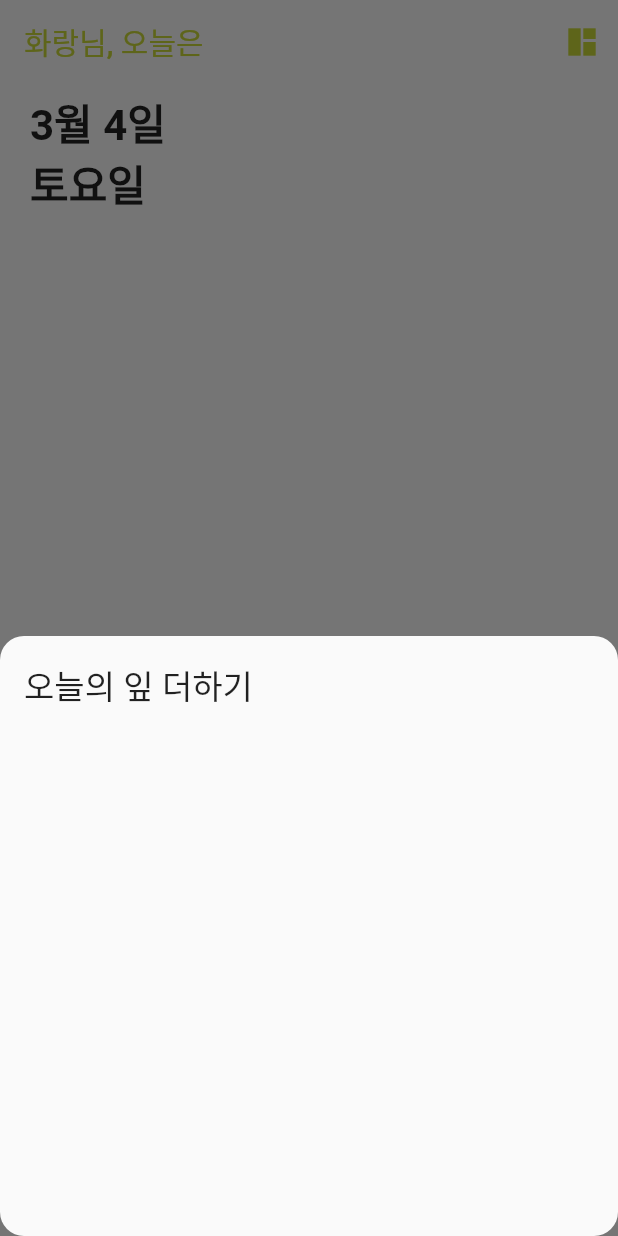
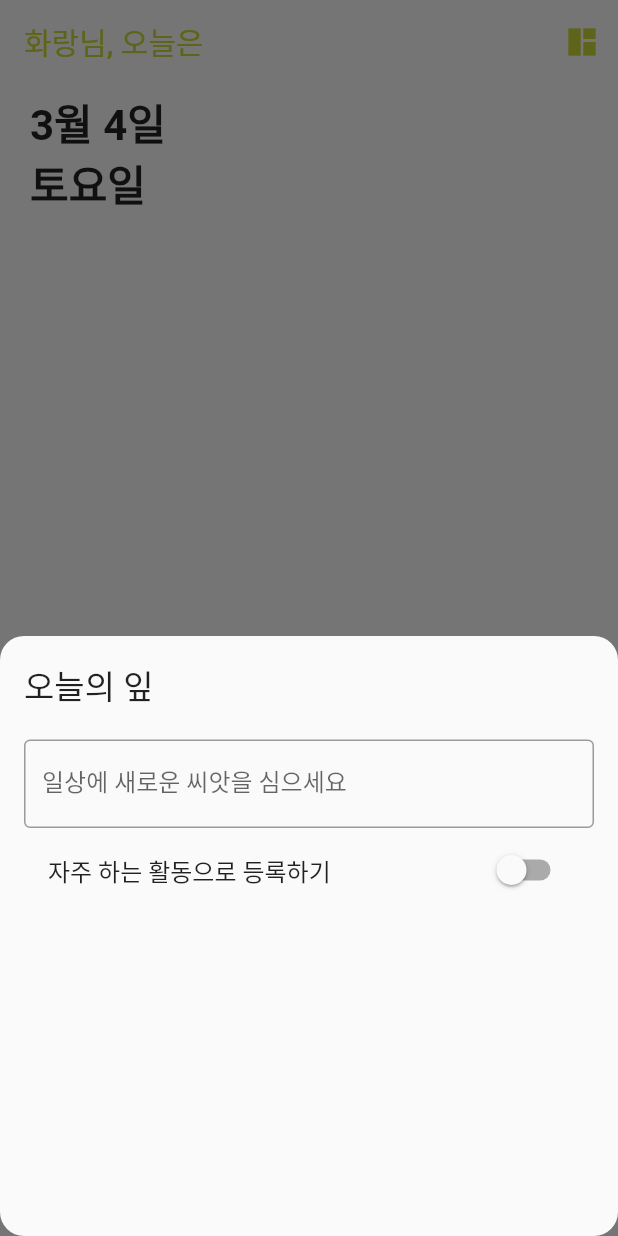
Before and after one commit to leehwarang/fluttering-flutter, a Flutter app: the screen it shows after launch, after a tap on the "add" icon, on a phone screen of 412 x 824 dp. Run offline on Flutter 3.47's test engine with Material 2 defaults, Android fonts, the phone set to English and light mode, and no system bars; our stand-ins replace shared_preferences.

Commit message:
feat: NewLeafBottomSheet widget 으로 분리

```diff
--- a/lib/navigator/main_navigator.dart
+++ b/lib/navigator/main_navigator.dart
@@ -3,6 +3,8 @@ import 'package:pmfm/provider/bottomNavigationBar_provider.dart';
 import 'package:pmfm/screens/calendar_screen.dart';
 import 'package:pmfm/screens/home_screen.dart';
 import 'package:provider/provider.dart';
+
+import '../widgets/new_leaf_bottomsheet.dart';
 
 class MainNavigator extends StatelessWidget {
   MainNavigator({super.key});
@@ -23,9 +25,8 @@ class MainNavigator extends StatelessWidget {
     int currentIndex = _bottomNavigationBarProvider.selectedTabIndex;
 
     void openAddBottomSheet() {
-      final String title = _bottomNavigationBarProvider.leafType == "today"
-          ? "오늘의 잎 더하기"
-          : "내일의 잎 더하기";
+      final String title =
+          _bottomNavigationBarProvider.leafType == "today" ? "오늘의 잎" : "내일의 잎";
 
       showModalBottomSheet<void>(
         shape: const RoundedRectangleBorder(
@@ -35,27 +36,7 @@ class MainNavigator extends StatelessWidget {
         ),
         context: context,
         builder: (BuildContext context) {
-          return SizedBox(
-            height: 400,
-            child: Padding(
-              padding: const EdgeInsets.symmetric(
-                vertical: 16,
-                horizontal: 16,
-              ),
-              child: Column(
-                crossAxisAlignment: CrossAxisAlignment.start,
-                children: [
-                  Text(
-                    title,
-                    style: const TextStyle(
-                      fontSize: 22,
-                      fontWeight: FontWeight.w500,
-                    ),
-                  ),
-                ],
-              ),
-            ),
-          );
+          return NewLeafBottomSheet(title: title);
         },
       );
     }
--- /dev/null
+++ b/lib/widgets/new_leaf_bottomsheet.dart
@@ -0,0 +1,56 @@
+import 'package:flutter/material.dart';
+
+class NewLeafBottomSheet extends StatefulWidget {
+  const NewLeafBottomSheet({
+    super.key,
+    required this.title,
+  });
+
+  final String title;
+
+  @override
+  State<NewLeafBottomSheet> createState() => _NewLeafBottomSheetState();
+}
+
+class _NewLeafBottomSheetState extends State<NewLeafBottomSheet> {
+  bool light = false;
+
+  @override
+  Widget build(BuildContext context) {
+    return SizedBox(
+      height: 400,
+      child: Padding(
+        padding: const EdgeInsets.symmetric(
+          vertical: 16,
+          horizontal: 16,
+        ),
+        child: Column(
+          crossAxisAlignment: CrossAxisAlignment.start,
+          children: [
+            Text(
+              widget.title,
+              style: const TextStyle(
+                fontSize: 22,
+                fontWeight: FontWeight.w500,
+              ),
+            ),
+            const SizedBox(
+              height: 20,
+            ),
+            const TextField(
+              decoration: InputDecoration(
+                  border: OutlineInputBorder(), labelText: '일상에 새로운 씨앗을 심으세요'),
+            ),
+            SwitchListTile(
+              title: const Text("자주 하는 활동으로 등록하기"),
+              value: light,
+              onChanged: (bool value) => {
+                setState(() => {light = value})
+              },
+            )
+          ],
+        ),
+      ),
+    );
+  }
+}
```
